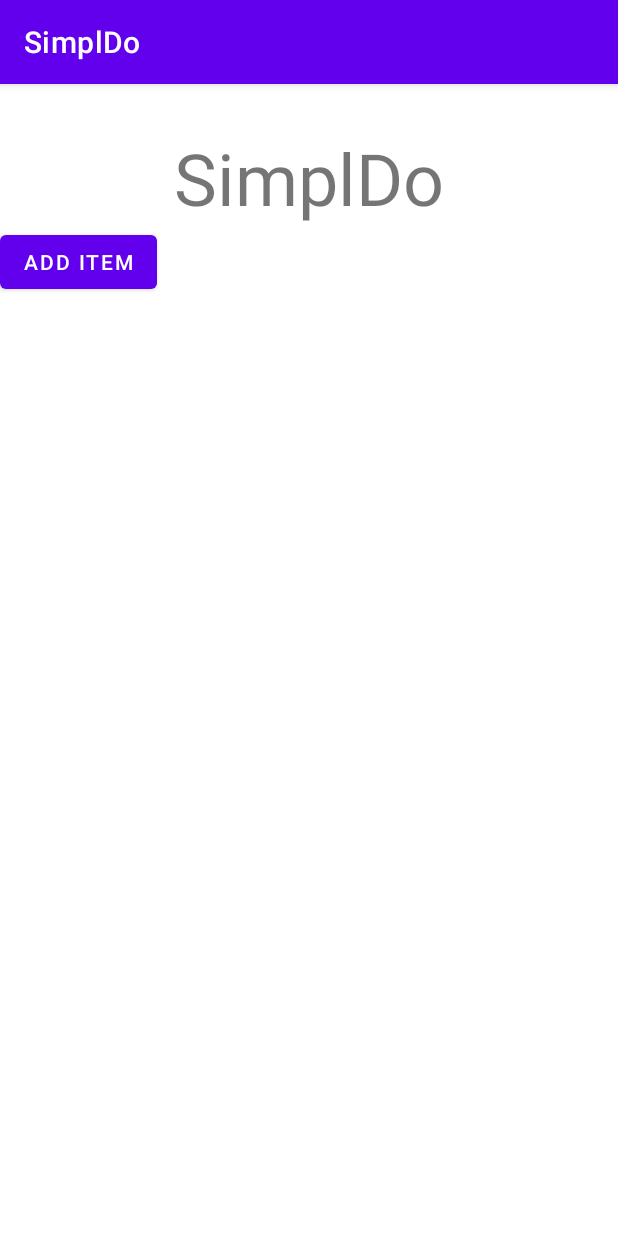
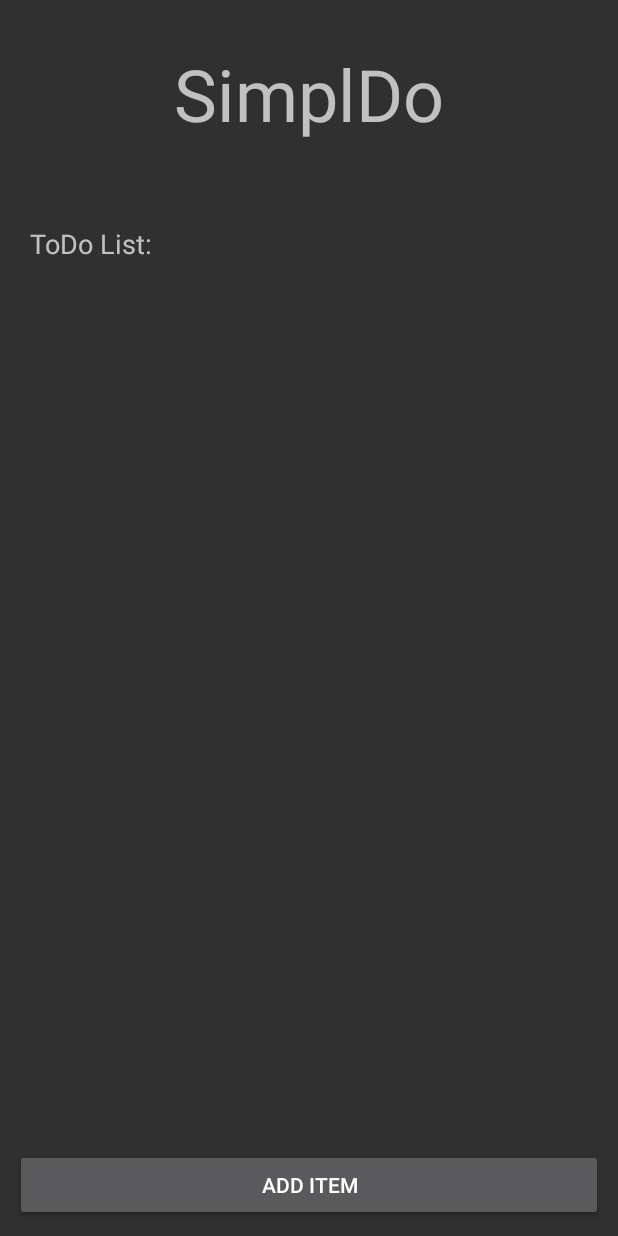
Before and after one commit to Crazzygamerr/SimplDo, an Android app: the screen it shows after launch (MainActivity), on a phone screen of 412 x 824 dp. Run offline under Robolectric (Android 15) with nearby library versions, the phone set to English and light mode, and no system bars.

Commit message:
Updated UI and added Shared Prefereces
Note: Shared pref is not functioning properly

```diff
--- a/app/build.gradle
+++ b/app/build.gradle
@@ -51,4 +51,6 @@ dependencies {
     implementation "androidx.navigation:navigation-ui-ktx:2.3.5"
     implementation "androidx.datastore:datastore-preferences:1.0.0"
     implementation "androidx.lifecycle:lifecycle-livedata-ktx:2.4.0"
+
+    implementation 'com.google.code.gson:gson:2.8.9'
 }
--- a/app/src/main/AndroidManifest.xml
+++ b/app/src/main/AndroidManifest.xml
@@ -8,7 +8,7 @@
         android:label="@string/app_name"
         android:roundIcon="@mipmap/ic_launcher_round"
         android:supportsRtl="true"
-        android:theme="@style/Theme.Simpldo">
+        android:theme="@style/Theme.AppCompat.NoActionBar">
         <activity
             android:name="com.example.simpldo.MainActivity"
             android:exported="true">
--- a/app/src/main/java/com/example/simpldo/AddItemFragment.kt
+++ b/app/src/main/java/com/example/simpldo/AddItemFragment.kt
@@ -1,5 +1,6 @@
 package com.example.simpldo
 
+import android.content.SharedPreferences
 import android.os.Bundle
 import android.view.LayoutInflater
 import android.view.View
@@ -38,6 +39,10 @@ class AddItemFragment : Fragment() {
     }
 
     override fun onViewCreated(view: View, savedInstanceState: Bundle?) {
+        if(pos >= 0) {
+            binding.addItemText.text = getString(R.string.update_item)
+            binding.addItem.text = getString(R.string.update_item)
+        }
         binding.todoInput.setText(content)
         binding.addItem.setOnClickListener {
             if(pos >= 0) {
--- a/app/src/main/java/com/example/simpldo/ListViewModel.kt
+++ b/app/src/main/java/com/example/simpldo/ListViewModel.kt
@@ -11,7 +11,6 @@ class ListViewModel : ViewModel() {
 
     init {
         _todo.value = mutableListOf<ListItem>()
-
     }
 
     fun addItem(item: ListItem) = _todo.value?.add(item)
--- a/app/src/main/java/com/example/simpldo/MainActivity.kt
+++ b/app/src/main/java/com/example/simpldo/MainActivity.kt
@@ -1,15 +1,26 @@
 package com.example.simpldo
 
+import android.content.Context
+import android.content.SharedPreferences
 import android.os.Bundle
+import androidx.activity.viewModels
 import androidx.appcompat.app.AppCompatActivity
 import androidx.navigation.NavController
 import androidx.navigation.fragment.NavHostFragment
 import com.example.simpldo.databinding.ActivityMainBinding
+import com.google.gson.Gson
 
 
 class MainActivity : AppCompatActivity() {
 
     private lateinit var navController: NavController
+    private val mainPrefInstance: SharedPreferences by lazy {
+        this.getSharedPreferences(
+            "Storage",
+            Context.MODE_PRIVATE
+        )
+    }
+    private val sharedViewModel: ListViewModel by viewModels()
 
     override fun onCreate(savedInstanceState: Bundle?) {
         super.onCreate(savedInstanceState)
@@ -22,6 +33,20 @@ class MainActivity : AppCompatActivity() {
 
         navController = navHostFragment.navController
 
+        sharedViewModel.todo.value!!.addAll(getStoreData())
+    }
+
+    override fun onDestroy() {
+        setStoreData()
+        super.onDestroy()
+    }
+
+    private fun setStoreData() {
+        mainPrefInstance.edit().apply { putString("json", Gson().toJson(sharedViewModel.todo.value!!.toTypedArray())) }.apply()
+    }
+
+    private fun getStoreData(): List<ListItem> {
+        return Gson().fromJson(mainPrefInstance.getString("json", ""), Array<ListItem>::class.java)?.asList() ?: listOf()
     }
 
     override fun onSupportNavigateUp(): Boolean {
--- a/app/src/main/java/com/example/simpldo/TodoAdapter.kt
+++ b/app/src/main/java/com/example/simpldo/TodoAdapter.kt
@@ -9,7 +9,11 @@ import android.widget.TextView
 import androidx.navigation.findNavController
 import androidx.recyclerview.widget.RecyclerView
 
-class TodoAdapter(private var items: List<ListItem>, val onRemove: (Int) -> Unit) : RecyclerView.Adapter<TodoAdapter.TodoViewHolder>() {
+class TodoAdapter(
+    private var items: List<ListItem>,
+    val onRemove: (Int) -> Unit,
+    val onChecked: (Int, ListItem) -> Unit
+) : RecyclerView.Adapter<TodoAdapter.TodoViewHolder>() {
 
     class TodoViewHolder(val view: View) : RecyclerView.ViewHolder(view) {
         val textView: TextView = view.findViewById<TextView>(R.id.todoContent)
@@ -30,6 +34,12 @@ class TodoAdapter(private var items: List<ListItem>, val onRemove: (Int) -> Unit
         holder.checkbox.isChecked = items[position].isComplete
         holder.button.setOnClickListener { onRemove(position) }
 
+        holder.checkbox.setOnCheckedChangeListener { _,b -> run{
+            items[position].isComplete = b
+            onChecked(position, items[position])
+            }
+        }
+
         holder.view.setOnClickListener {
             val action = TodoListFragmentDirections.actionTodoListFragmentToAddItemFragment(
                 pos = position,
--- a/app/src/main/java/com/example/simpldo/TodoListFragment.kt
+++ b/app/src/main/java/com/example/simpldo/TodoListFragment.kt
@@ -35,13 +35,16 @@ class TodoListFragment : Fragment() {
     override fun onViewCreated(view: View, savedInstanceState: Bundle?) {
         recyclerView = binding.todoList
         recyclerView.layoutManager = LinearLayoutManager(context)
-        recyclerView.adapter = TodoAdapter(sharedViewModel.todo.value!!) {
+        recyclerView.adapter = TodoAdapter(sharedViewModel.todo.value!!, {
             i: Int ->
             run {
-                sharedViewModel.todo.value!!.removeAt(i)
+                sharedViewModel.removeItem(i)
                 recyclerView.adapter!!.notifyItemRemoved(i)
             }
-        }
+        }, {
+            i:Int, item:ListItem ->
+            sharedViewModel.todo.value!![i] = item
+        })
 
         binding.addItem.setOnClickListener {
             val action = TodoListFragmentDirections.actionTodoListFragmentToAddItemFragment(content = "")
--- a/app/src/main/res/layout/activity_main.xml
+++ b/app/src/main/res/layout/activity_main.xml
@@ -25,10 +25,11 @@
         android:id="@+id/nav_host_fragment"
         android:name="androidx.navigation.fragment.NavHostFragment"
         android:layout_width="match_parent"
-        android:layout_height="wrap_content"
+        android:layout_height="match_parent"
         app:defaultNavHost="true"
         app:layout_constraintStart_toStartOf="parent"
-        app:layout_constraintTop_toBottomOf="@+id/titleLogo"
+        app:layout_constraintTop_toTopOf="parent"
+        android:layout_marginTop="130dp"
         app:navGraph="@navigation/nav_graph" />
 
 </androidx.constraintlayout.widget.ConstraintLayout>
--- a/app/src/main/res/layout/fragment_todo_list.xml
+++ b/app/src/main/res/layout/fragment_todo_list.xml
@@ -5,10 +5,21 @@
     android:layout_width="match_parent"
     android:layout_height="match_parent">
 
+    <TextView
+        android:id="@+id/todoListText"
+        android:layout_width="wrap_content"
+        android:layout_height="wrap_content"
+        android:layout_margin="20dp"
+        android:text="@string/todo_list"
+        android:textSize="18sp"
+        app:layout_constraintStart_toStartOf="parent"
+        app:layout_constraintTop_toTopOf="parent" />
+
     <ScrollView
         android:id="@+id/scrollView"
         android:layout_width="match_parent"
-        android:layout_height="wrap_content"
+        android:layout_height="match_parent"
+        android:layout_marginVertical="70dp"
         app:layout_constraintStart_toStartOf="parent"
         app:layout_constraintTop_toTopOf="parent">
 
@@ -20,10 +31,12 @@
 
     <Button
         android:id="@+id/addItem"
-        android:layout_width="wrap_content"
+        android:layout_width="match_parent"
         android:layout_height="wrap_content"
-        android:text="Add Item"
-        app:layout_constraintStart_toStartOf="parent"
-        app:layout_constraintTop_toBottomOf="@+id/scrollView"/>
+        android:text="@string/add_item"
+        android:layout_margin="10dp"
+        app:layout_constraintBottom_toBottomOf="parent"
+        app:layout_constraintEnd_toEndOf="parent"
+        app:layout_constraintStart_toStartOf="parent" />
 
 </androidx.constraintlayout.widget.ConstraintLayout>
```
Also changed, not shown: app/src/main/res/layout/fragment_add_item.xml (+15 -12 lines), app/src/main/res/values/strings.xml (+3 -16 lines).
